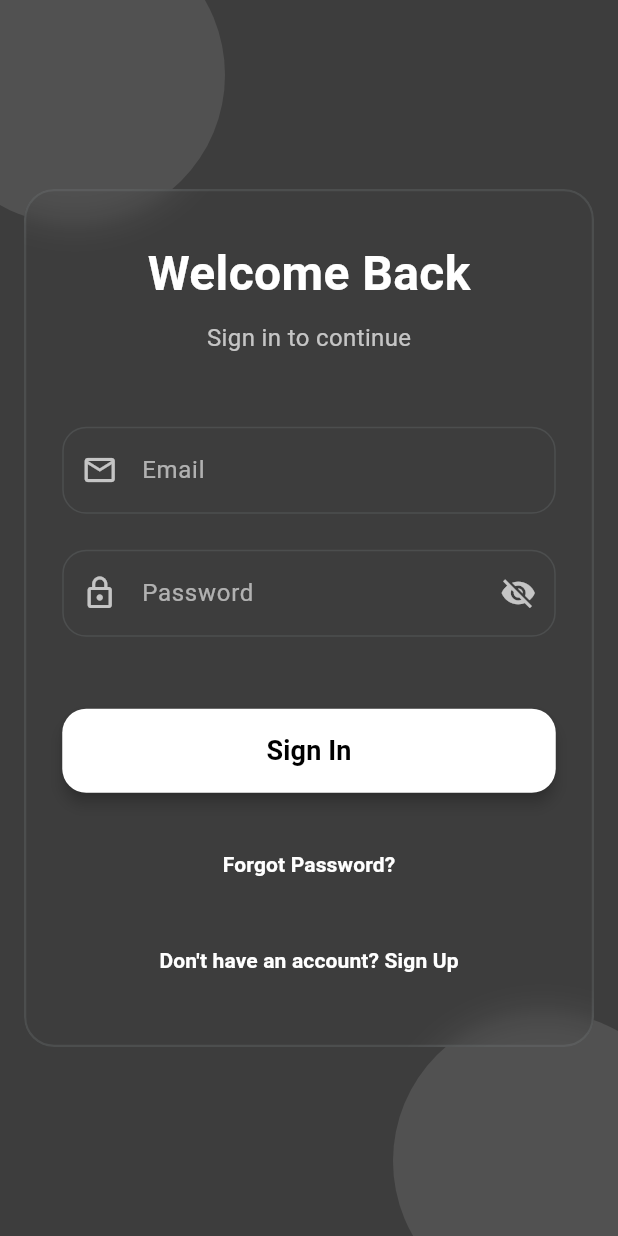
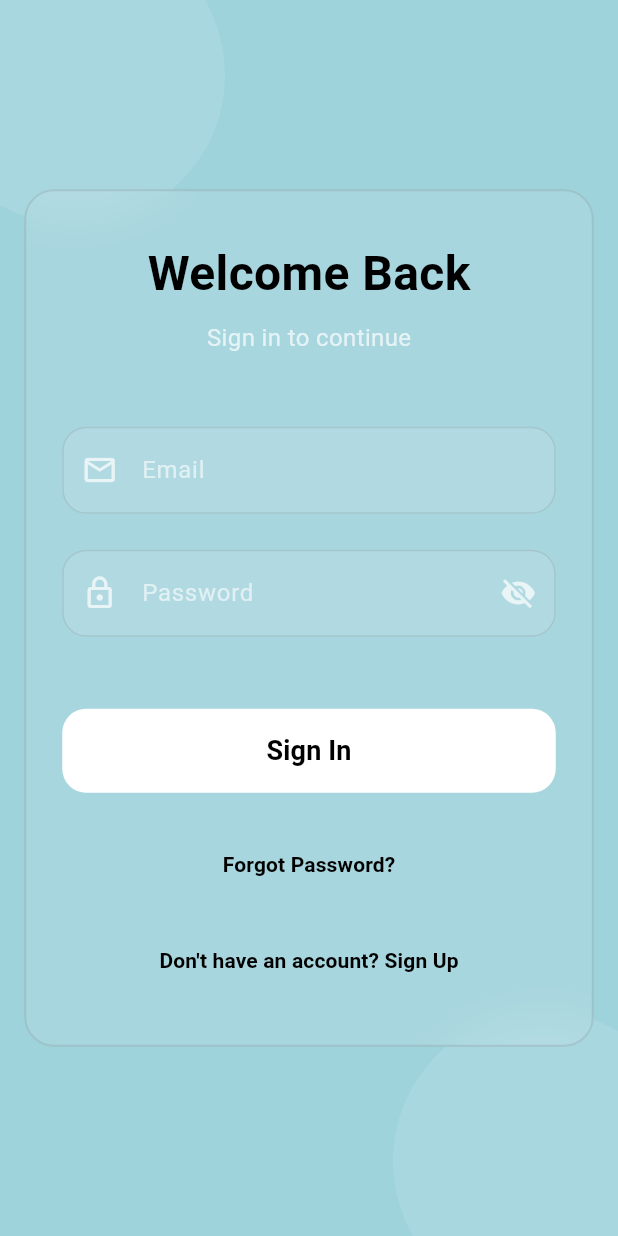
Before and after one commit to ChandKakoria/Ride_now, a Flutter app: the screen it shows after launch, on a phone screen of 412 x 824 dp. Run offline on Flutter 3.47's test engine with Material 3 defaults, Android fonts, the phone set to English and light mode, and no system bars; our stand-ins replace cloud_firestore, connectivity_plus, firebase_core, firebase_crashlytics, firebase_messaging, geolocator and 3 more; missing offline and left inert: google_maps_flutter_android, google_maps_flutter_platform_interface, liquid_glass_bottom_bar; accounts and stored records are empty.

Commit message:
chore: default to light theme and update navigation

```diff
--- a/lib/presentation/main_screen.dart
+++ b/lib/presentation/main_screen.dart
@@ -47,8 +47,8 @@ class _MainScreenState extends State<MainScreen> {
 
   final List<Widget> _screens = const [
     RideSearchScreen(),
+    YourRidesScreen(),
     PublishScreen(),
-    YourRidesScreen(),
     InboxScreen(),
     ProfileScreen(),
   ];
--- a/lib/providers/theme_provider.dart
+++ b/lib/providers/theme_provider.dart
@@ -2,7 +2,7 @@ import 'package:flutter/material.dart';
 import 'package:ride_bridge_car/services/local_storage_service.dart';
 
 class ThemeProvider extends ChangeNotifier {
-  ThemeMode _themeMode = ThemeMode.dark;
+  ThemeMode _themeMode = ThemeMode.light;
 
   ThemeProvider() {
     _loadThemeMode();
```
